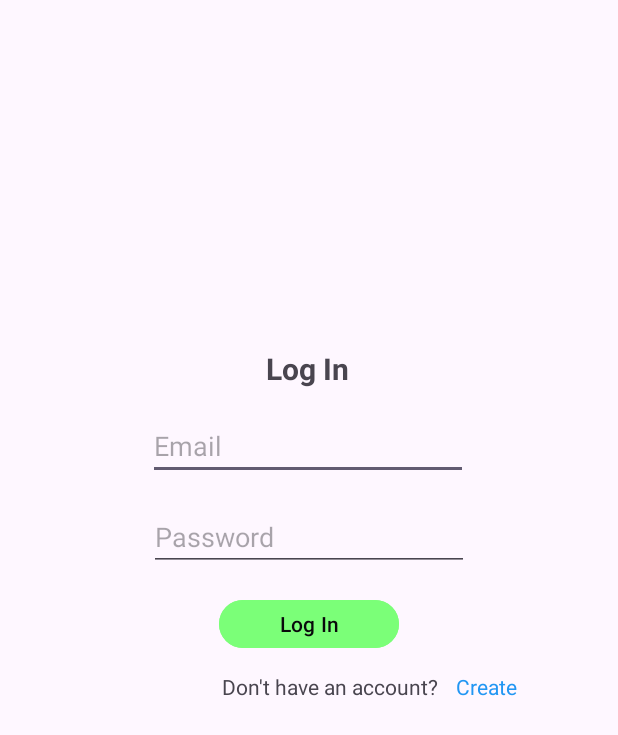
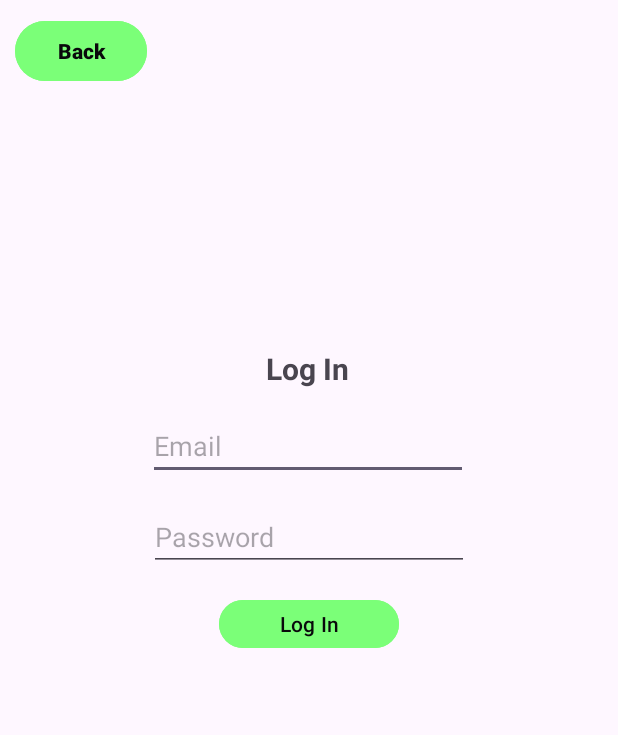
Before and after one commit to yodreik/android, an Android app: the LoginActivity screen opened directly, with no data from a screen before it, after a tap on "Log In", on a phone screen of 412 x 824 dp. Shown: the top 735 px of the screen. Run offline under Robolectric (Android 15) with nearby library versions, the phone set to English and light mode, and no system bars.

Commit message:
chore: Add fields validating for LoginActivity. Add back buttons

```diff
--- a/app/src/main/java/com/example/yodreik/LoginActivity.java
+++ b/app/src/main/java/com/example/yodreik/LoginActivity.java
@@ -12,13 +12,21 @@ import androidx.core.view.ViewCompat;
 import androidx.core.view.WindowInsetsCompat;
 
 import com.example.yodreik.databinding.ActivityLoginBinding;
+import com.example.yodreik.utils.Validator;
 
 public class LoginActivity extends AppCompatActivity {
+
+    private ActivityLoginBinding binding;
+
     @Override
     protected void onCreate(Bundle savedInstanceState) {
         super.onCreate(savedInstanceState);
         EdgeToEdge.enable(this);
-        setContentView(R.layout.activity_login);
+//        setContentView(R.layout.activity_login);
+
+        binding = ActivityLoginBinding.inflate(getLayoutInflater());
+        setContentView(binding.getRoot());
+
         ViewCompat.setOnApplyWindowInsetsListener(findViewById(R.id.main), (v, insets) -> {
             Insets systemBars = insets.getInsets(WindowInsetsCompat.Type.systemBars());
             v.setPadding(systemBars.left, systemBars.top, systemBars.right, systemBars.bottom);
@@ -27,6 +35,22 @@ public class LoginActivity extends AppCompatActivity {
     }
 
     public void loginButtonOnClick(View view) {
+        String email = binding.inputEmail.getText().toString();
+        if (!Validator.Email(email)) {
+            Toast.makeText(getApplicationContext(), "Email is incorrect", Toast.LENGTH_SHORT).show();
+            return;
+        }
+
+        String password = binding.inputPassword.getText().toString();
+        if (password.length() < 8 || password.length() > 50) {
+            Toast.makeText(getApplicationContext(), "Password must be between 8 and 50 characters", Toast.LENGTH_SHORT).show();
+            return;
+        }
+
         Toast.makeText(getApplicationContext(), "Not Implemented", Toast.LENGTH_SHORT).show();
     }
+
+    public void backButtonOnClick(View view) {
+        startActivity(new Intent(LoginActivity.this, MainActivity.class));
+    }
 }
--- a/app/src/main/java/com/example/yodreik/RegisterActivity.java
+++ b/app/src/main/java/com/example/yodreik/RegisterActivity.java
@@ -1,5 +1,6 @@
 package com.example.yodreik;
 
+import android.content.Intent;
 import android.os.Bundle;
 
 import android.view.View;
@@ -60,4 +61,8 @@ public class RegisterActivity extends AppCompatActivity {
 
         Toast.makeText(getApplicationContext(), "Not Implemented", Toast.LENGTH_SHORT).show();
     }
+
+    public void backButtonOnClick(View view) {
+        startActivity(new Intent(RegisterActivity.this, MainActivity.class));
+    }
 }
--- a/app/src/main/res/layout/activity_login.xml
+++ b/app/src/main/res/layout/activity_login.xml
@@ -21,7 +21,7 @@
             android:layout_height="wrap_content"
             android:inputType="textEmailAddress"
             android:ems="10"
-            android:id="@+id/editTextTextEmailAddress"
+            android:id="@+id/inputEmail"
             app:layout_constraintStart_toStartOf="parent" app:layout_constraintEnd_toEndOf="parent"
             app:layout_constraintHorizontal_bias="0.497" app:layout_constraintTop_toBottomOf="@+id/heading"
             android:layout_marginTop="15dp" android:hint="Email"/>
@@ -30,29 +30,23 @@
             android:layout_height="wrap_content"
             android:inputType="textPassword"
             android:ems="10"
-            android:id="@+id/editTextTextPassword"
-            app:layout_constraintTop_toBottomOf="@+id/editTextTextEmailAddress"
+            android:id="@+id/inputPassword"
+            app:layout_constraintTop_toBottomOf="@+id/inputEmail"
             app:layout_constraintStart_toStartOf="parent" app:layout_constraintEnd_toEndOf="parent"
             android:layout_marginTop="15dp" android:hint="Password"/>
     <Button
             android:text="Log In"
             android:layout_width="120dp"
-            android:layout_height="40dp" android:id="@+id/buttonCreate"
+            android:layout_height="40dp" android:id="@+id/buttonLogin"
             app:layout_constraintStart_toStartOf="parent" app:layout_constraintEnd_toEndOf="parent"
-            app:layout_constraintTop_toBottomOf="@+id/editTextTextPassword" android:layout_marginTop="15dp"
+            app:layout_constraintTop_toBottomOf="@+id/inputPassword" android:layout_marginTop="15dp"
             android:onClick="loginButtonOnClick" android:textColor="@color/black" android:backgroundTint="@color/accent"
     />
-    <TextView
-            android:text="Don't have an account?"
+    <Button
+            android:text="Back"
             android:layout_width="wrap_content"
-            android:layout_height="wrap_content" android:id="@+id/textView2"
-            app:layout_constraintStart_toStartOf="parent" android:layout_marginStart="148dp"
-            app:layout_constraintTop_toBottomOf="@+id/buttonCreate" android:layout_marginTop="12dp"/>
-    <TextView
-            android:text="Create"
-            android:layout_width="wrap_content"
-            android:layout_height="wrap_content" android:id="@+id/textView3"
-            android:textColor="#2196F3" app:layout_constraintStart_toEndOf="@+id/textView2"
-            android:layout_marginStart="12dp" app:layout_constraintTop_toBottomOf="@+id/buttonCreate"
-            android:layout_marginTop="12dp"/>
+            android:layout_height="wrap_content" android:id="@+id/button"
+            app:layout_constraintTop_toTopOf="parent" app:layout_constraintStart_toStartOf="parent"
+            android:backgroundTint="@color/accent" android:textColor="@color/black" android:textStyle="bold"
+            android:layout_marginTop="10dp" android:layout_marginStart="10dp" android:onClick="backButtonOnClick"/>
 </androidx.constraintlayout.widget.ConstraintLayout>
```
Also changed, not shown: app/src/main/res/layout/activity_register.xml (+8 -3 lines).
